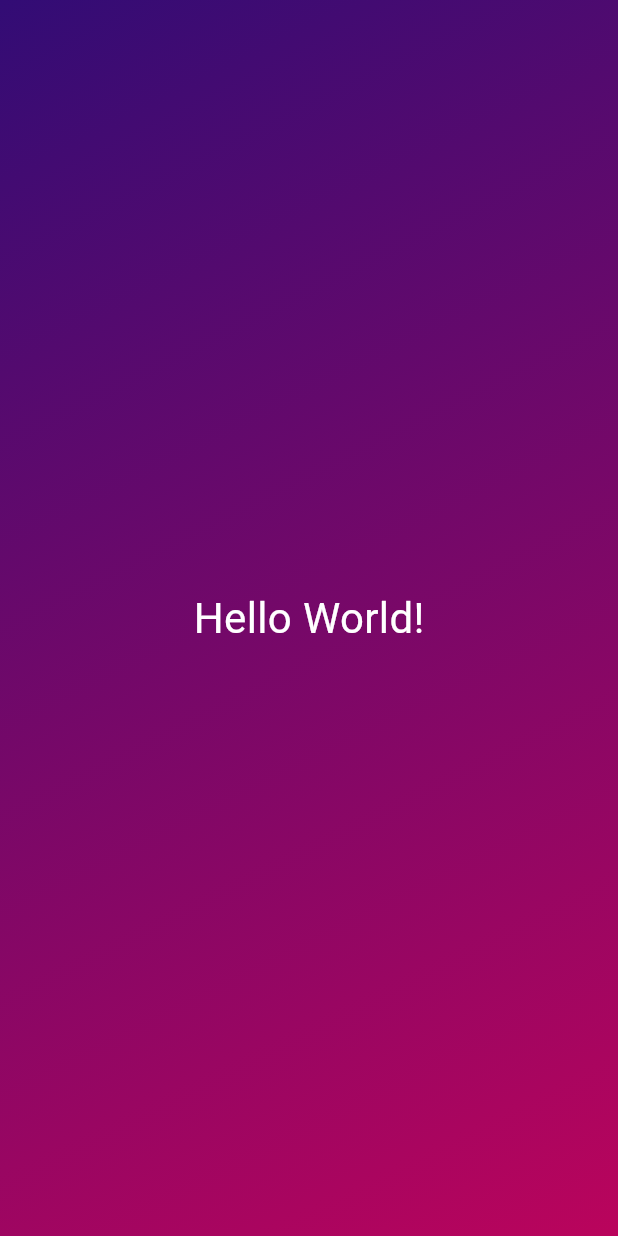
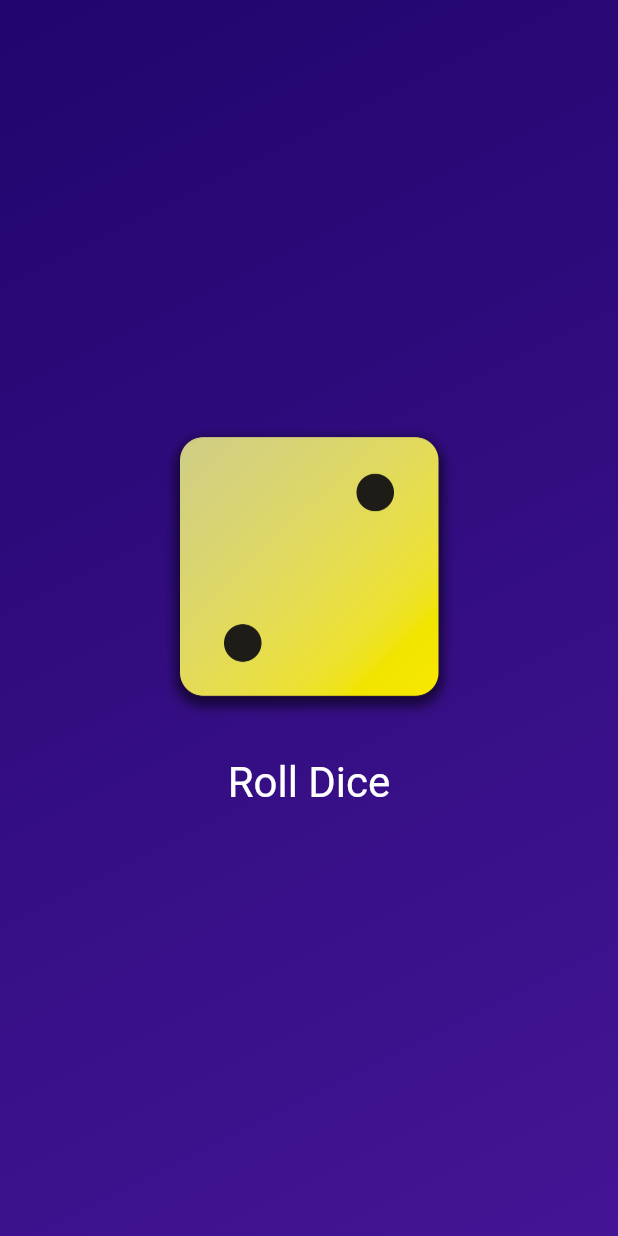
Before and after one commit to Ash-nep/rolldice, a Flutter app: the screen it shows after launch, on a phone screen of 412 x 824 dp. Run offline on Flutter 3.47's test engine with Material 3 defaults, Android fonts, the phone set to English and light mode, and no system bars.

Commit message:
interactive widgets

```diff
--- a/lib/gradient_container.dart
+++ b/lib/gradient_container.dart
@@ -1,14 +1,24 @@
 import 'package:flutter/material.dart';
-import 'package:rolldice/styled_text.dart';
+
 
 const startAlignment = Alignment.topLeft;
 const endAlignment = Alignment.bottomRight;
 
 class GradientContainer extends StatelessWidget {
-    const GradientContainer(this.color1, this.color2, {super.key});
+    GradientContainer(this.color1, this.color2, {super.key});
+
+    GradientContainer.purple({super.key})
+      : color1 = Colors.deepPurple,
+        color2 = Colors.indigo;
 
   final Color color1;
   final Color color2;
+  var activeDiceImage = 'assets/images/dice_2.png';
+
+   void rollDice() {
+    activeDiceImage = 'assets/images/dice_4.png';
+   }
+
     @override
     Widget build(context) {
       return Container(
@@ -20,7 +30,26 @@ class GradientContainer extends StatelessWidget {
             ),
           ),
           child: Center(
-            child: StyledText('Hello World!'),
+            child:Column(
+              mainAxisSize:MainAxisSize.min ,
+              children: [
+              Image.asset(
+                activeDiceImage,
+                width: 200,
+              ),
+              const SizedBox(height: 20),
+              TextButton(
+                onPressed: rollDice,
+                style: TextButton.styleFrom(
+                //padding: EdgeInsets.only(
+                  //top: 20,
+                  // ),
+                foregroundColor: Colors.white,
+                textStyle: const TextStyle(
+                  fontSize: 28,
+                  ),) ,
+                child: const Text('Roll Dice'),)
+            ],),
               ),
       );
     }
--- a/lib/main.dart
+++ b/lib/main.dart
@@ -1,12 +1,15 @@
 import 'package:flutter/material.dart';
 import 'package:rolldice/gradient_container.dart';
+
 void main(){
    runApp(
     MaterialApp(
       home: Scaffold(
-        backgroundColor: const Color.fromARGB(255, 47, 5, 120),
-        body: GradientContainer(const Color.fromARGB(255, 50, 12, 117),
-        const Color.fromARGB(255, 186, 4, 92) ),
+        backgroundColor: const Color.fromRGBO(47, 5, 120, 1),
+        body: GradientContainer (
+          const Color.fromARGB(255, 33, 5, 109),
+          const Color.fromARGB(255, 68, 21, 149),
+        ),
       ),
     ),
   );
```
Also changed, not shown: pubspec.yaml (+9 -4 lines), assets/images/dice_1.png (renamed from assets/images/dice-1 (2).png), assets/images/dice_2.png (renamed from assets/images/dice-2 (2).png), assets/images/dice_3.png (renamed from assets/images/dice-3 (2).png), assets/images/dice_4.png (renamed from assets/images/dice-4 (2).png), assets/images/dice_5.png (renamed from assets/images/dice-5 (2).png), assets/images/dice_6.png (renamed from assets/images/dice-6 (2).png).
